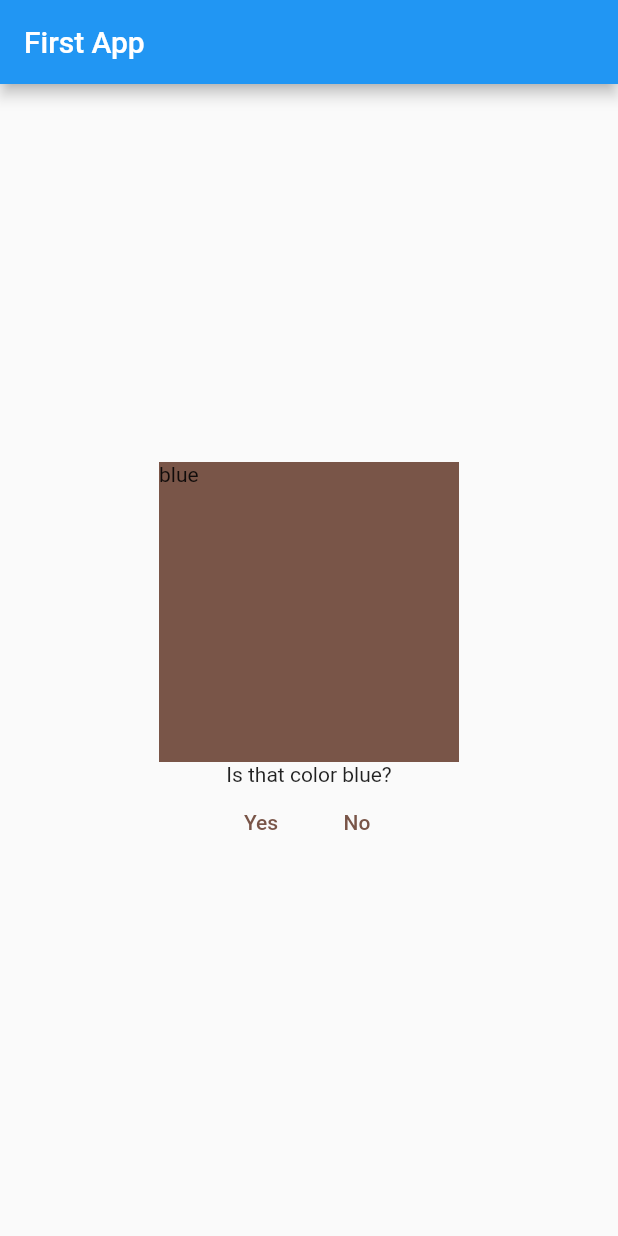
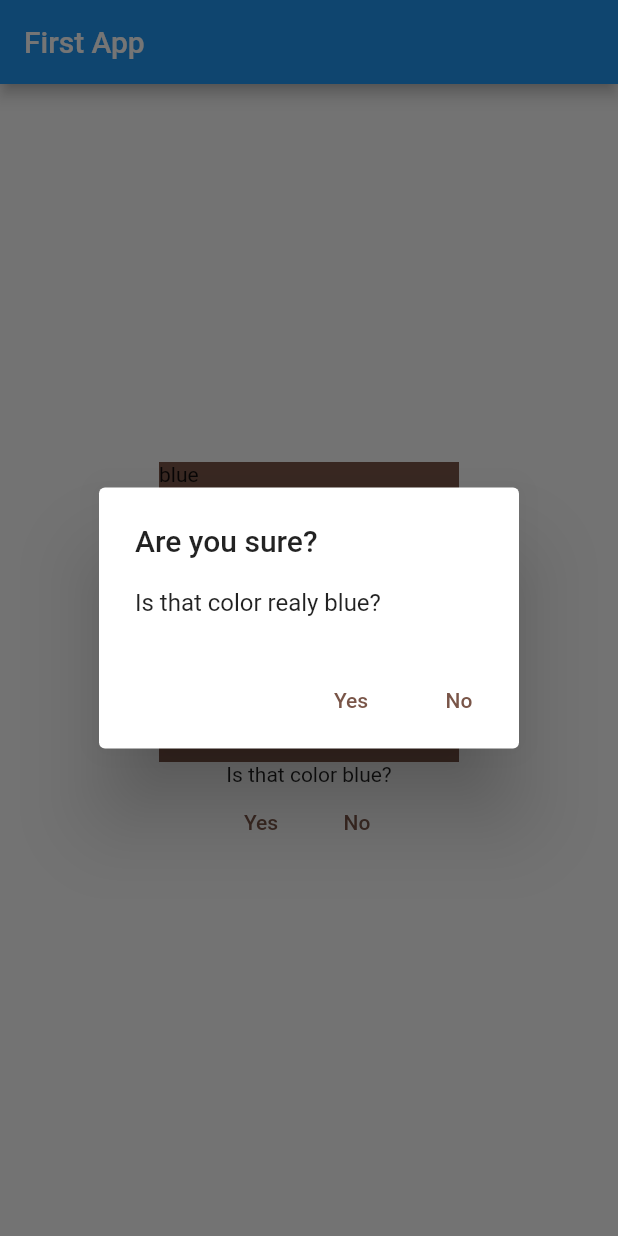
Before and after one commit to Davidhdag/flutter_practice, a Flutter app: the screen it shows after launch, after a tap on "Yes", on a phone screen of 412 x 824 dp. Run offline on Flutter 3.47's test engine with Material 2 defaults, Android fonts, the phone set to English and light mode, and no system bars.

```diff
--- a/lib/main.dart
+++ b/lib/main.dart
@@ -2,9 +2,17 @@ import 'dart:math';
 import 'package:flutter/material.dart';
 
 void main() {
-  runApp(MyApp());
+  runApp(MaterialApp(home: MyApp()));
 }
 
+class MyApp extends StatefulWidget {
+  @override
+  _MyApp createState() => _MyApp();
+}
+
+class _MyApp extends State<MyApp> {
+  @override
+  Widget build(BuildContext context) {
     Widget Contain(double height, Widget child, Color color) {
       return Container(
         width: 200,
@@ -14,14 +22,6 @@ Widget Contain(double height, Widget child, Color color) {
       );
     }
 
-class MyApp extends StatefulWidget {
-  @override
-  State<MyApp> createState() => _MyAppState();
-}
-
-class _MyAppState extends State<MyApp> {
-  @override
-  Widget build(BuildContext context) {
     Map<String, String> colorMap = {
       'blue': '4280391411',
       'red': '4294198070',
@@ -44,47 +44,63 @@ class _MyAppState extends State<MyApp> {
     String colorList = cList[Random().nextInt(4)];
 
     bool Test(Color color) {
-      if (colorMap['${colorList}'] == colors.value.toString()) {
+      if (colorMap[colorList] == colors.value.toString()) {
         return true;
       } else {
         return false;
       }
     }
 
-    // Future<void> _showDialog() async {
-    //   await showDialog(
-    //     context: context,
-    //     builder: (ctx) => AlertDialog(
-    //       title: Text('Are you sure?'),
-    //       content: Text('Is that color realy $colorList?'),
-    //       actions: [
-    //         TextButton(
-    //           onPressed: () {
-    //             Navigator.of(context).pop();
-    //           },
-    //           child: Text(
-    //             'Yes',
-    //             style: TextStyle(color: colors),
-    //           ),
-    //         ),
-    //         TextButton(
-    //           onPressed: () {
-    //             Navigator.of(context).pop();
-    //           },
-    //           child: Text(
-    //             'No',
-    //             style: TextStyle(color: colors),
-    //           ),
-    //         ),
-    //       ],
-    //     ),
-    //   );
-    // }
+    Widget Button(onPressed, String text) {
+      return TextButton(
+        onPressed: onPressed,
+        child: Text(
+          text,
+          style: TextStyle(color: colors),
+        ),
+      );
+    }
 
-    return MaterialApp(
-      home: Scaffold(
+    Future<void> _showMyDialog(BuildContext context) async {
+      return await showDialog(
+          context: context,
+          builder: (context) {
+            return AlertDialog(
+              title: Text('Are you sure?'),
+              content: Text('Is that color realy $colorList?'),
+              actions: <Widget>[
+                Button(() async {
+                  return await showDialog(
+                      context: context,
+                      builder: (context) {
+                        if (Test(colors)) {
+                          return AlertDialog(
+                            content: Text('True'),
+                            actions: [
+                              Button(() {Navigator.of(context).pop();}, 'Nice'),
+                            ],
+                          );
+                        } else {
+                          return AlertDialog(
+                            content: Text('LIAR!'),
+                            actions: [
+                              Button(() {Navigator.of(context).pop();}, 'Cry'),
+                            ],
+                          );
+                        }
+                      }).then((value) => Navigator.of(context).pop());
+                }, 'Yes'),
+                Button(() {
+                  Navigator.of(context).pop();
+                }, 'No'),
+              ],
+            );
+          });
+    }
+
+    return Scaffold(
       appBar: AppBar(
-          title: Text('First App'),
+        title: const Text('First App'),
       ),
       body: Column(
         mainAxisAlignment: MainAxisAlignment.center,
@@ -102,16 +118,11 @@ class _MyAppState extends State<MyApp> {
           Row(
             mainAxisAlignment: MainAxisAlignment.center,
             children: [
-                TextButton(
-                  child: Text(
+              Button(
+                () {
+                  _showMyDialog(context);
+                },
                 'Yes',
-                    style: TextStyle(
-                      color: colors,
-                    ),
-                  ),
-                  onPressed: () {
-                    // _showDialog();
-                  },
               ),
               TextButton(
                 child: Text(
@@ -120,13 +131,14 @@ class _MyAppState extends State<MyApp> {
                     color: colors,
                   ),
                 ),
-                  onPressed: () {},
+                onPressed: () {
+                  _rcTap();
+                },
               ),
             ],
           ),
         ],
       ),
-      ),
     );
   }
 }
```
Lines whose indentation alone changed are shown as unchanged.
